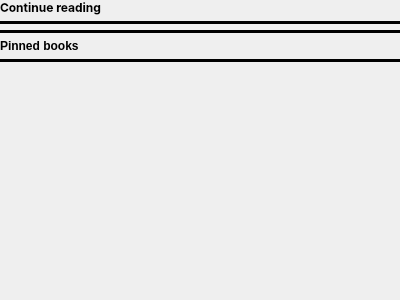
Qt form homepagewidget.ui (Quill-OS/quill) before a commit.
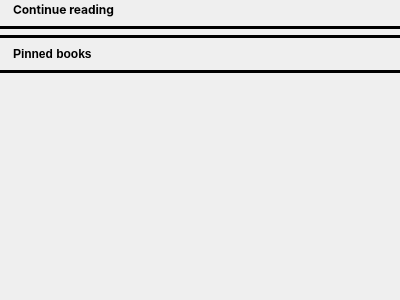
The same form after that commit.

Commit message: homePageWidget: Add some icons

```diff
--- a/homepagewidget.ui
+++ b/homepagewidget.ui
@@ -63,6 +63,18 @@
         <number>0</number>
        </property>
        <item>
+        <layout class="QHBoxLayout" name="horizontalLayout_2">
+         <property name="bottomMargin">
+          <number>0</number>
+         </property>
+         <item>
+          <widget class="QLabel" name="recentBooksIconLabel">
+           <property name="text">
+            <string></string>
+           </property>
+          </widget>
+         </item>
+         <item>
         <widget class="QLabel" name="label">
          <property name="sizePolicy">
           <sizepolicy hsizetype="Minimum" vsizetype="Maximum">
@@ -77,6 +89,9 @@
            <bold>true</bold>
           </font>
          </property>
+           <property name="styleSheet">
+            <string notr="true"></string>
+           </property>
          <property name="text">
           <string>Continue reading</string>
          </property>
@@ -86,6 +101,21 @@
         </widget>
        </item>
        <item>
+          <spacer name="horizontalSpacer_2">
+           <property name="orientation">
+            <enum>Qt::Horizontal</enum>
+           </property>
+           <property name="sizeHint" stdset="0">
+            <size>
+             <width>40</width>
+             <height>20</height>
+            </size>
+           </property>
+          </spacer>
+         </item>
+        </layout>
+       </item>
+       <item>
         <widget class="Line" name="line_2">
          <property name="frameShadow">
           <enum>QFrame::Plain</enum>
@@ -122,6 +152,18 @@
         </widget>
        </item>
        <item>
+        <layout class="QHBoxLayout" name="horizontalLayout">
+         <property name="bottomMargin">
+          <number>0</number>
+         </property>
+         <item>
+          <widget class="QLabel" name="pinnedBooksIconLabel">
+           <property name="text">
+            <string></string>
+           </property>
+          </widget>
+         </item>
+         <item>
         <widget class="QLabel" name="label_2">
          <property name="font">
           <font>
@@ -129,10 +171,28 @@
            <bold>true</bold>
           </font>
          </property>
+           <property name="styleSheet">
+            <string notr="true"></string>
+           </property>
          <property name="text">
           <string>Pinned books</string>
          </property>
         </widget>
+         </item>
+         <item>
+          <spacer name="horizontalSpacer">
+           <property name="orientation">
+            <enum>Qt::Horizontal</enum>
+           </property>
+           <property name="sizeHint" stdset="0">
+            <size>
+             <width>40</width>
+             <height>20</height>
+            </size>
+           </property>
+          </spacer>
+         </item>
+        </layout>
        </item>
        <item>
         <widget class="Line" name="line_3">
```
Lines whose indentation alone changed are shown as unchanged. The commit also changes 4 other files.
